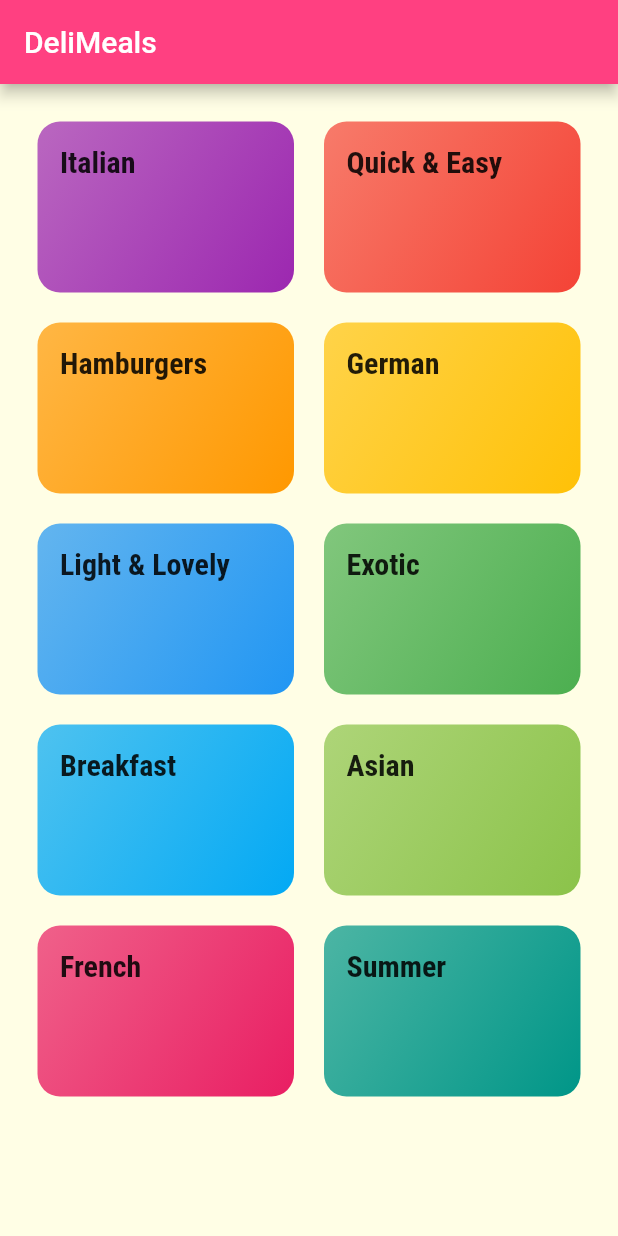
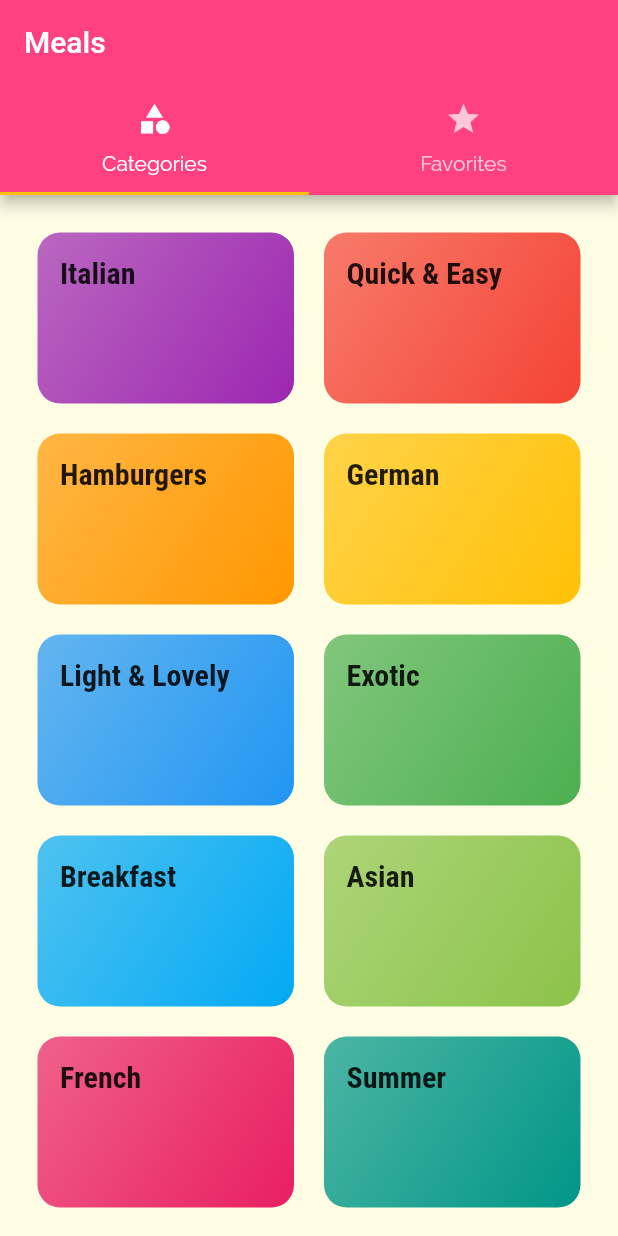
Before and after one commit to alinbabu2010/MealsApp, a Flutter app: the screen it shows after launch, on a phone screen of 412 x 824 dp. Run offline on Flutter 3.47's test engine with Material 2 defaults, Android fonts, the phone set to English and light mode, and no system bars.

Commit message:
Add tabBar to the appbar

```diff
--- a/lib/main.dart
+++ b/lib/main.dart
@@ -1,7 +1,7 @@
 import 'package:flutter/material.dart';
 import 'package:meals_app/screens/categories_meals_screen.dart';
-import 'package:meals_app/screens/categories_screen.dart';
 import 'package:meals_app/screens/meal_detail_screen.dart';
+import 'package:meals_app/screens/tabs_screen.dart';
 
 void main() {
   runApp(const MyApp());
@@ -21,6 +21,7 @@ class MyApp extends StatelessWidget {
         ),
         canvasColor: const Color.fromRGBO(255, 254, 229, 1),
         fontFamily: 'Raleway',
+        indicatorColor: Colors.amberAccent,
         textTheme: ThemeData().textTheme.copyWith(
               bodyMedium: const TextStyle(color: Color.fromRGBO(20, 51, 51, 1)),
               bodySmall: const TextStyle(color: Color.fromRGBO(20, 51, 51, 1)),
@@ -32,10 +33,10 @@ class MyApp extends StatelessWidget {
             ),
       ),
       //home: const CategoriesScreen(),
-      initialRoute: CategoriesScreen.routeName,
+      initialRoute: '/',
       debugShowCheckedModeBanner: false,
       routes: {
-        CategoriesScreen.routeName: (context) => const CategoriesScreen(),
+        '/': (context) => const TabsScreen(),
         CategoriesMealsScreen.routeName: (context) =>
             const CategoriesMealsScreen(),
         MealDetailsScreen.routeName: (context) => const MealDetailsScreen()
--- a/lib/screens/categories_screen.dart
+++ b/lib/screens/categories_screen.dart
@@ -9,11 +9,7 @@ class CategoriesScreen extends StatelessWidget {
 
   @override
   Widget build(BuildContext context) {
-    return Scaffold(
-      appBar: AppBar(
-        title: const Text('DeliMeals'),
-      ),
-      body: GridView(
+    return GridView(
       padding: const EdgeInsets.all(25),
       gridDelegate: const SliverGridDelegateWithMaxCrossAxisExtent(
         maxCrossAxisExtent: 200,
@@ -28,7 +24,6 @@ class CategoriesScreen extends StatelessWidget {
                 category.color,
               ))
           .toList(),
-      ),
     );
   }
 }
--- /dev/null
+++ b/lib/screens/tabs_screen.dart
@@ -0,0 +1,44 @@
+import 'package:flutter/material.dart';
+import 'package:meals_app/screens/favorites_screen.dart';
+
+import 'categories_screen.dart';
+
+class TabsScreen extends StatefulWidget {
+  const TabsScreen({Key? key}) : super(key: key);
+
+  @override
+  State<TabsScreen> createState() => _TabsScreenState();
+}
+
+class _TabsScreenState extends State<TabsScreen> {
+  @override
+  Widget build(BuildContext context) {
+    return DefaultTabController(
+      length: 2,
+      initialIndex: 0,
+      child: Scaffold(
+        appBar: AppBar(
+          title: const Text('Meals'),
+          bottom: const TabBar(
+            tabs: [
+              Tab(
+                icon: Icon(Icons.category),
+                text: 'Categories',
+              ),
+              Tab(
+                icon: Icon(Icons.star),
+                text: 'Favorites',
+              )
+            ],
+          ),
+        ),
+        body: const TabBarView(
+          children: [
+            CategoriesScreen(),
+            FavoritesScreen(),
+          ],
+        ),
+      ),
+    );
+  }
+}
```
Lines whose indentation alone changed are shown as unchanged.
